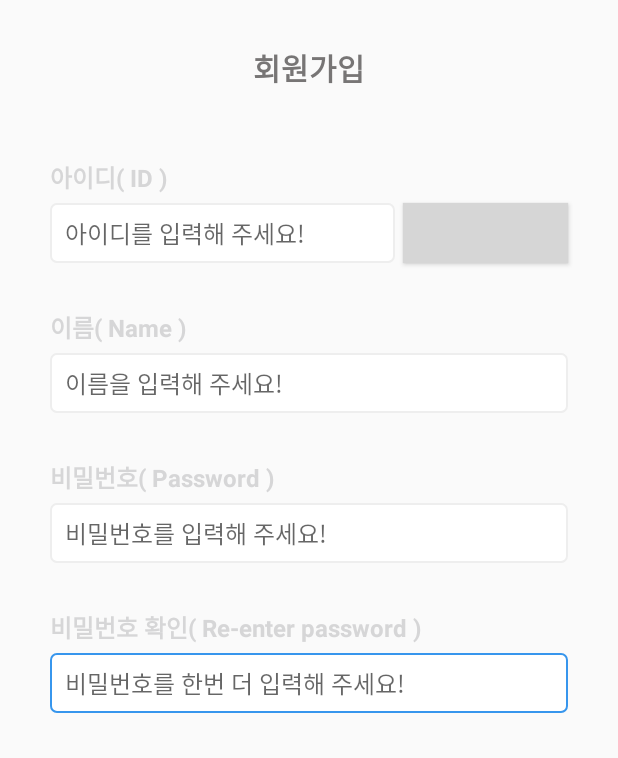
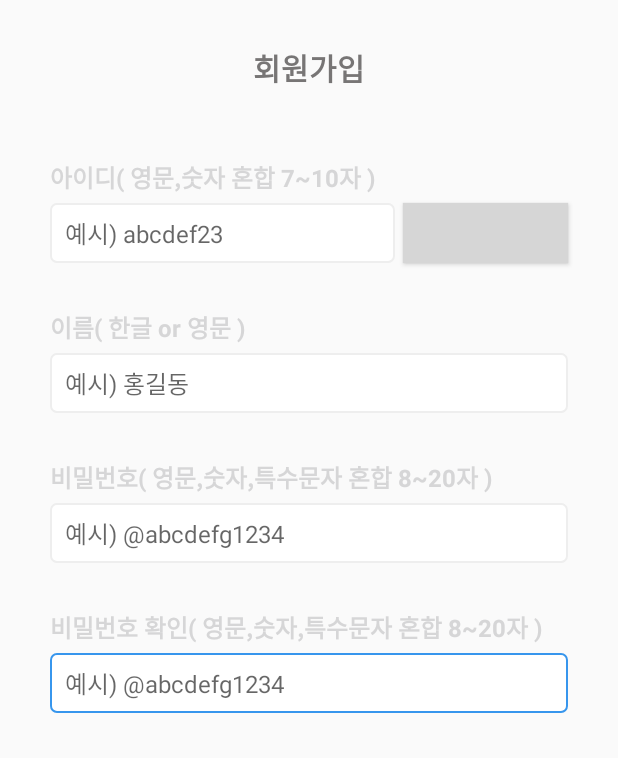
Before and after one commit to Winterwood0118/SNS_App_Project, an Android app: the SignUpActivity screen opened directly, with no data from a screen before it, on a phone screen of 412 x 824 dp, the part 180-938 px from its top. Run offline under Robolectric (Android 15) with nearby library versions, the phone set to English and light mode, and no system bars; our stand-ins replace CircleImageView; grey boxes are pictures that could not be loaded.

Commit message:
ID, PW 패턴 적용 / 텍스트 수정

```diff
--- a/app/src/main/java/kr/camp/sns/SignUpActivity.kt
+++ b/app/src/main/java/kr/camp/sns/SignUpActivity.kt
@@ -32,6 +32,7 @@ class SignUpActivity : AppCompatActivity() {
             insets
         }
 
+
         binding = ActivitySignUpBinding.inflate(layoutInflater)
         setContentView(binding.root)
         val id = binding.signUpIdeditText.text
@@ -39,14 +40,21 @@ class SignUpActivity : AppCompatActivity() {
         val repassword = binding.signUpRepasswordeditText.text
         val name = binding.signUpNameeditText.text
         var idCheck = false
+        val idPattern = "^(?=.*[A-Za-z])(?=.*[0-9])[A-Za-z[0-9]]{7,10}$"
+        val passwordPattern =
+            "^(?=.*[A-Za-z])(?=.*[0-9])(?=.*[$@$!%*#?&.])[A-Za-z[0-9]$@$!%*#?&.]{8,20}$"
+
 
 
         binding.signUpIdcheckButton.setOnClickListener {
+            val pattern = Pattern.matches(idPattern, id.toString().trim())
 
             if (id.isBlank()) {
                 Toast.makeText(this, "아이디를 입력해 주세요", Toast.LENGTH_SHORT).show()
             } else if (userRegistry.isUser(id.toString())) {
                 Toast.makeText(this, "이미 존재하는 아이디 입니다", Toast.LENGTH_SHORT).show()
+            } else if (!pattern) {
+                Toast.makeText(this, "올바른 아이디 형식이 아닙니다", Toast.LENGTH_SHORT).show()
             } else {
                 idCheck = true
                 binding.signUpIdcheckButton.isEnabled = false
@@ -60,6 +68,7 @@ class SignUpActivity : AppCompatActivity() {
 
         binding.signUpSignupButton.setOnClickListener {
             val user = User(id.toString(), password.toString(), name.toString())
+            val pwPattern = Pattern.matches(passwordPattern, password.toString().trim())
 
             if (id.isBlank()) {
                 Toast.makeText(this, "아이디를 입력해 주세요", Toast.LENGTH_SHORT).show()
@@ -67,6 +76,8 @@ class SignUpActivity : AppCompatActivity() {
                 Toast.makeText(this, "이름을 입력해 주세요", Toast.LENGTH_SHORT).show()
             } else if (password.isBlank()) {
                 Toast.makeText(this, "비밀번호를 입력해 주세요", Toast.LENGTH_SHORT).show()
+            } else if (!pwPattern) {
+                Toast.makeText(this, "올바른 비밀번호 형식이 아닙니다", Toast.LENGTH_SHORT).show()
             } else if (repassword.isBlank()) {
                 Toast.makeText(this, "비밀번호를 한번 더 입력해 주세요", Toast.LENGTH_SHORT).show()
             } else if (password.toString()
@@ -87,5 +98,7 @@ class SignUpActivity : AppCompatActivity() {
 
             }
         }
+
     }
+
 }
--- a/app/src/main/res/layout/activity_sign_up.xml
+++ b/app/src/main/res/layout/activity_sign_up.xml
@@ -41,7 +41,7 @@
         android:layout_marginTop="60dp"
         android:background="@drawable/rectangle"
         android:ems="10"
-        android:hint="비밀번호를 한번 더 입력해 주세요!"
+        android:hint="예시) @abcdefg1234"
         android:inputType="textPassword"
         android:textSize="16sp"
         app:layout_constraintEnd_toEndOf="parent"
@@ -55,7 +55,7 @@
         android:layout_marginTop="60dp"
         android:background="@drawable/rectangle"
         android:ems="10"
-        android:hint="이름을 입력해 주세요!"
+        android:hint="예시) 홍길동"
         android:inputType="text"
         android:textSize="16sp"
         app:layout_constraintEnd_toEndOf="parent"
@@ -67,7 +67,7 @@
         android:layout_width="wrap_content"
         android:layout_height="wrap_content"
         android:layout_marginBottom="5dp"
-        android:text="아이디( ID )"
+        android:text="아이디( 영문,숫자 혼합 7~10자 )"
         android:textColor="@color/black"
         android:textSize="16sp"
         android:textStyle="bold"
@@ -81,7 +81,7 @@
         android:layout_marginTop="75dp"
         android:background="@drawable/rectangle"
         android:ems="10"
-        android:hint="아이디를 입력해 주세요!"
+        android:hint="예시) abcdef23"
         android:inputType="text"
         android:textSize="16sp"
         app:layout_constraintEnd_toStartOf="@+id/signUpIdcheckButton"
@@ -94,7 +94,7 @@
         android:layout_width="wrap_content"
         android:layout_height="wrap_content"
         android:layout_marginBottom="5dp"
-        android:text="이름( Name )"
+        android:text="이름( 한글 or 영문 )"
         android:textColor="@color/black"
         android:textSize="16sp"
         android:textStyle="bold"
@@ -123,7 +123,7 @@
         android:layout_width="wrap_content"
         android:layout_height="wrap_content"
         android:layout_marginBottom="5dp"
-        android:text="비밀번호( Password )"
+        android:text="비밀번호( 영문,숫자,특수문자 혼합 8~20자 )"
         android:textColor="@color/black"
         android:textSize="16sp"
         android:textStyle="bold"
@@ -137,7 +137,7 @@
         android:layout_marginTop="60dp"
         android:background="@drawable/rectangle"
         android:ems="10"
-        android:hint="비밀번호를 입력해 주세요!"
+        android:hint="예시) @abcdefg1234"
         android:inputType="textPassword"
         android:textSize="16sp"
         app:layout_constraintEnd_toEndOf="parent"
@@ -149,7 +149,7 @@
         android:layout_width="wrap_content"
         android:layout_height="wrap_content"
         android:layout_marginBottom="5dp"
-        android:text="비밀번호 확인( Re-enter password )"
+        android:text="비밀번호 확인( 영문,숫자,특수문자 혼합 8~20자 )"
         android:textColor="@color/black"
         android:textSize="16sp"
         android:textStyle="bold"
```
Also changed, not shown: app/src/main/res/drawable/rectangle2.xml (added, +30 -0 lines).
